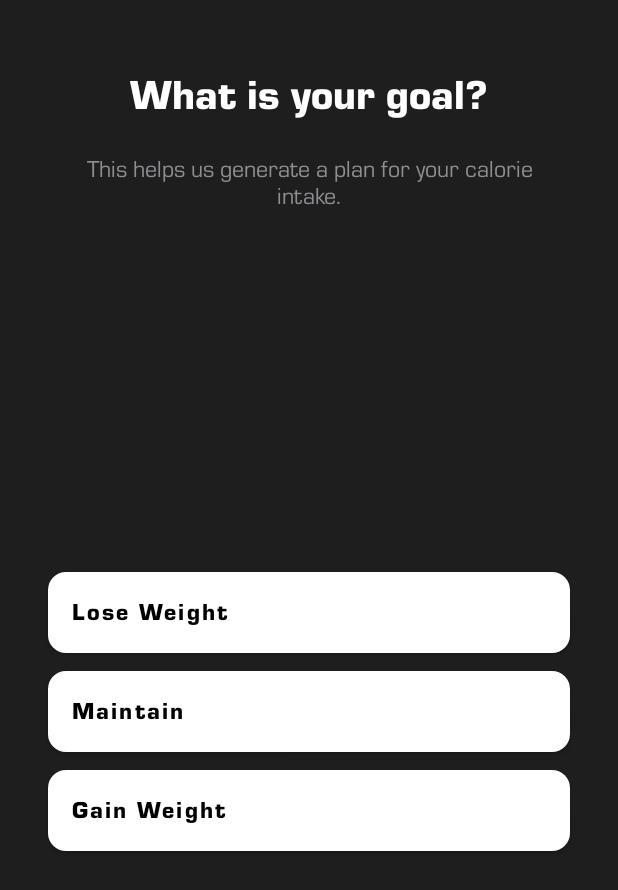
After one commit to 0xhex/foodai-android, an Android app: the fragment GoalFragment placed in its activity, on a phone screen of 412 x 824 dp. The commit adds this screen. Shown: the top 890 px of the screen. Run offline under Robolectric (Android 15) with nearby library versions, the phone set to English and light mode, and no system bars; our stand-ins replace Dagger/Hilt's generated code, data binding; 1 statement that could not run was skipped.

Commit message:
Implement goal UI and services

```diff
--- a/app/src/main/java/com/codepad/foodai/ui/user_property/birth/BirthFragment.kt
+++ b/app/src/main/java/com/codepad/foodai/ui/user_property/birth/BirthFragment.kt
@@ -35,6 +35,10 @@ class BirthFragment : BaseFragment<FragmentBirthBinding>() {
         calendar.add(Calendar.YEAR, -120)
         val startDate = calendar.timeInMillis
 
+        val defaultDate = Calendar.getInstance().apply {
+            set(1994, Calendar.JANUARY, 2)
+        }.timeInMillis
+
         val constraintsBuilder = CalendarConstraints.Builder()
             .setStart(startDate)
             .setEnd(today)
@@ -44,6 +48,7 @@ class BirthFragment : BaseFragment<FragmentBirthBinding>() {
             .setTitleText(R.string.birth_date)
             .setCalendarConstraints(constraintsBuilder.build())
             .setTheme(R.style.MaterialCalendarTheme)
+            .setSelection(defaultDate)
             .build()
 
         datePicker.addOnPositiveButtonClickListener { selection ->
--- /dev/null
+++ b/app/src/main/res/layout/fragment_goal.xml
@@ -0,0 +1,103 @@
+<layout xmlns:android="http://schemas.android.com/apk/res/android"
+    xmlns:app="http://schemas.android.com/apk/res-auto">
+
+    <data>
+        <variable
+            name="viewModel"
+            type="com.codepad.foodai.ui.user_property.UserPropertySharedViewModel" />
+    </data>
+
+    <androidx.constraintlayout.widget.ConstraintLayout
+        android:layout_width="match_parent"
+        android:layout_height="match_parent"
+        android:background="#1e1e1e"
+        android:padding="16dp">
+
+        <TextView
+            android:id="@+id/tvTitle"
+            android:layout_width="0dp"
+            android:layout_height="wrap_content"
+            android:layout_marginHorizontal="@dimen/dimen_32dp"
+            android:layout_marginTop="@dimen/dimen_32dp"
+            android:fontFamily="@font/euro_stile_bold"
+            android:text="@string/goal"
+            android:textAlignment="center"
+            android:textColor="@android:color/white"
+            android:textSize="28sp"
+            app:layout_constraintBottom_toTopOf="@id/tvSubtitle"
+            app:layout_constraintEnd_toEndOf="parent"
+            app:layout_constraintStart_toStartOf="parent"
+            app:layout_constraintTop_toTopOf="parent" />
+
+        <TextView
+            android:id="@+id/tvSubtitle"
+            android:layout_width="0dp"
+            android:layout_height="wrap_content"
+            android:layout_marginHorizontal="@dimen/dimen_32dp"
+            android:layout_marginTop="@dimen/dimen_24dp"
+            android:fontFamily="@font/euro_stile_regular"
+            android:text="@string/calorie_intake_plan"
+            android:textAlignment="center"
+            android:textColor="#8e8e93"
+            android:textSize="16sp"
+            app:layout_constraintEnd_toEndOf="parent"
+            app:layout_constraintStart_toStartOf="parent"
+            app:layout_constraintTop_toBottomOf="@id/tvTitle" />
+
+        <LinearLayout
+            android:id="@+id/goalButtonsContainer"
+            android:layout_width="match_parent"
+            android:layout_height="wrap_content"
+            android:orientation="vertical"
+            app:layout_constraintBottom_toBottomOf="parent"
+            app:layout_constraintEnd_toEndOf="parent"
+            app:layout_constraintStart_toStartOf="parent"
+            app:layout_constraintTop_toBottomOf="@id/tvSubtitle">
+
+            <com.google.android.material.button.MaterialButton
+                android:id="@+id/btnLoseWeight"
+                android:layout_width="match_parent"
+                android:layout_height="66dp"
+                android:layout_marginHorizontal="@dimen/dimen_16dp"
+                android:onClick="@{() -> viewModel.selectGoal(`lose_weight`)}"
+                android:text="@string/lose_weight"
+                android:textAlignment="viewStart"
+                android:textAllCaps="false"
+                android:textColor="@color/black"
+                android:textSize="16sp"
+                app:backgroundTint="@android:color/white"
+                app:cornerRadius="12dp"
+                app:fontFamily="@font/euro_stile_bold" />
+
+            <com.google.android.material.button.MaterialButton
+                android:id="@+id/btnMaintain"
+                android:layout_width="match_parent"
+                android:layout_height="66dp"
+                android:layout_marginHorizontal="@dimen/dimen_16dp"
+                android:onClick="@{() -> viewModel.selectGoal(`maintain`)}"
+                android:text="@string/maintain"
+                android:textAlignment="viewStart"
+                android:textAllCaps="false"
+                android:textColor="@color/black"
+                android:textSize="16sp"
+                app:backgroundTint="@android:color/white"
+                app:cornerRadius="12dp"
+                app:fontFamily="@font/euro_stile_bold" />
+
+            <com.google.android.material.button.MaterialButton
+                android:id="@+id/btnGainWeight"
+                android:layout_width="match_parent"
+                android:layout_height="66dp"
+                android:layout_marginHorizontal="@dimen/dimen_16dp"
+                android:onClick="@{() -> viewModel.selectGoal(`gain_weight`)}"
+                android:text="@string/gain_weight"
+                android:textAlignment="viewStart"
+                android:textAllCaps="false"
+                android:textColor="@color/black"
+                android:textSize="16sp"
+                app:backgroundTint="@android:color/white"
+                app:cornerRadius="12dp"
+                app:fontFamily="@font/euro_stile_bold" />
+        </LinearLayout>
+    </androidx.constraintlayout.widget.ConstraintLayout>
+</layout>
```
Also changed, not shown: app/src/main/java/com/codepad/foodai/ui/user_property/UserPropertyFragment.kt (+12 -0 lines), app/src/main/java/com/codepad/foodai/ui/user_property/UserPropertySharedViewModel.kt (+25 -0 lines), app/src/main/java/com/codepad/foodai/ui/user_property/goal/GoalFragment.kt (added, +89 -0 lines).
